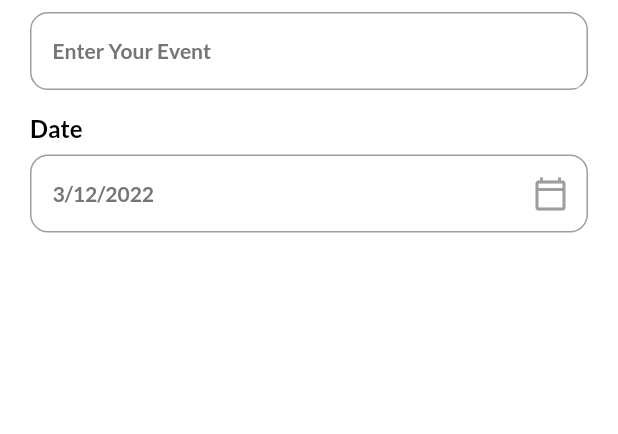
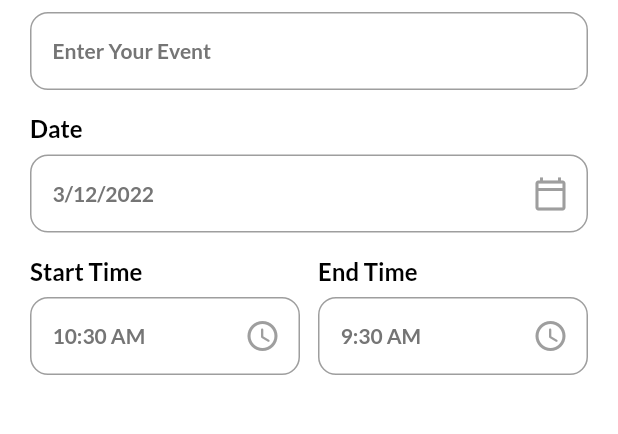
Before and after one commit to shuvo18103107/flutevent, a Flutter app: the AddTaskPage screen opened directly, on a phone screen of 412 x 824 dp, the part 333-767 px from its top. Run offline on Flutter 3.47's test engine with Material 2 defaults, Android fonts, the phone set to English and light mode, and no system bars; our stand-ins replace date_picker_timeline, flutter_local_notifications, get, get_storage, google_fonts, timezone; accounts and stored records are empty.

Commit message:
working on time

```diff
--- a/lib/ui/add_task_bar.dart
+++ b/lib/ui/add_task_bar.dart
@@ -15,6 +15,8 @@ class AddTaskPage extends StatefulWidget {
 
 class _AddTaskPageState extends State<AddTaskPage> {
   DateTime _selectedDate = DateTime.now();
+  String _startTime = DateFormat('hh:mm a').format(DateTime.now()).toString();
+  String _endTime = "9:30 AM";
   @override
   Widget build(BuildContext context) {
     return Scaffold(
@@ -44,6 +46,37 @@ class _AddTaskPageState extends State<AddTaskPage> {
                     _getDateFromUser();
                   },
                 ),
+              ),
+              Row(
+                children: [
+                  Expanded(
+                      child: MyInputField(
+                    title: "Start Time",
+                    hint: _startTime,
+                    widget: IconButton(
+                      icon: Icon(
+                        Icons.access_time_rounded,
+                        color: Colors.grey,
+                      ),
+                      onPressed: () {},
+                    ),
+                  )),
+                  SizedBox(
+                    width: 12,
+                  ),
+                  Expanded(
+                      child: MyInputField(
+                    title: "End Time",
+                    hint: _endTime,
+                    widget: IconButton(
+                      icon: Icon(
+                        Icons.access_time_rounded,
+                        color: Colors.grey,
+                      ),
+                      onPressed: () {},
+                    ),
+                  ))
+                ],
               )
             ],
           ),
@@ -90,4 +123,16 @@ class _AddTaskPageState extends State<AddTaskPage> {
       print("It,s null or something is wrong");
     }
   }
+
+  _getTimeFromUser({bool isStartTime}) {
+    var pickedTime = _showTimepicker();
+    String _formatedTime = pickedTime.format(context);
+  }
+
+  _showTimepicker() {
+    return showTimePicker(
+        initialEntryMode: TimePickerEntryMode.input,
+        context: context,
+        initialTime: TimeOfDay(hour: 9, minute: 10));
+  }
 }
```
